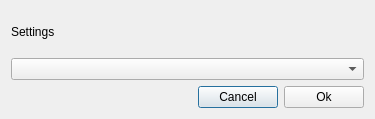
Qt form MediaPlayer/settings.ui (alu0100843101/soa-media-player-alu0100843101) before a commit.
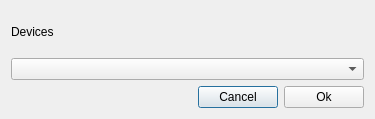
The same form after that commit.

Commit message: Codigo MediaPlayer - V5: Programación botón de exit y settings && Generado código Webcam (Con fallos)

```diff
--- a/MediaPlayer/settings.ui
+++ b/MediaPlayer/settings.ui
@@ -17,7 +17,7 @@
    <item>
     <widget class="QLabel" name="label">
      <property name="text">
-      <string>Settings</string>
+      <string>Devices</string>
      </property>
     </widget>
    </item>
```
Left out of the diff: 2 changed lines with no effect on the pictures. The commit also changes 4 other files.
